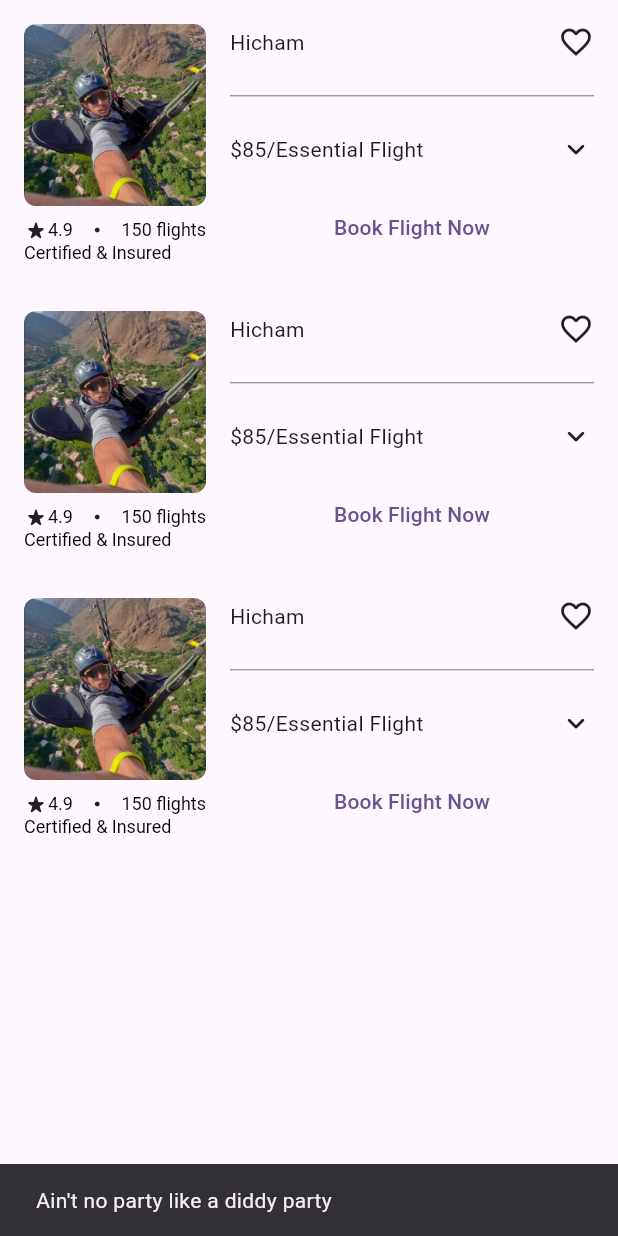
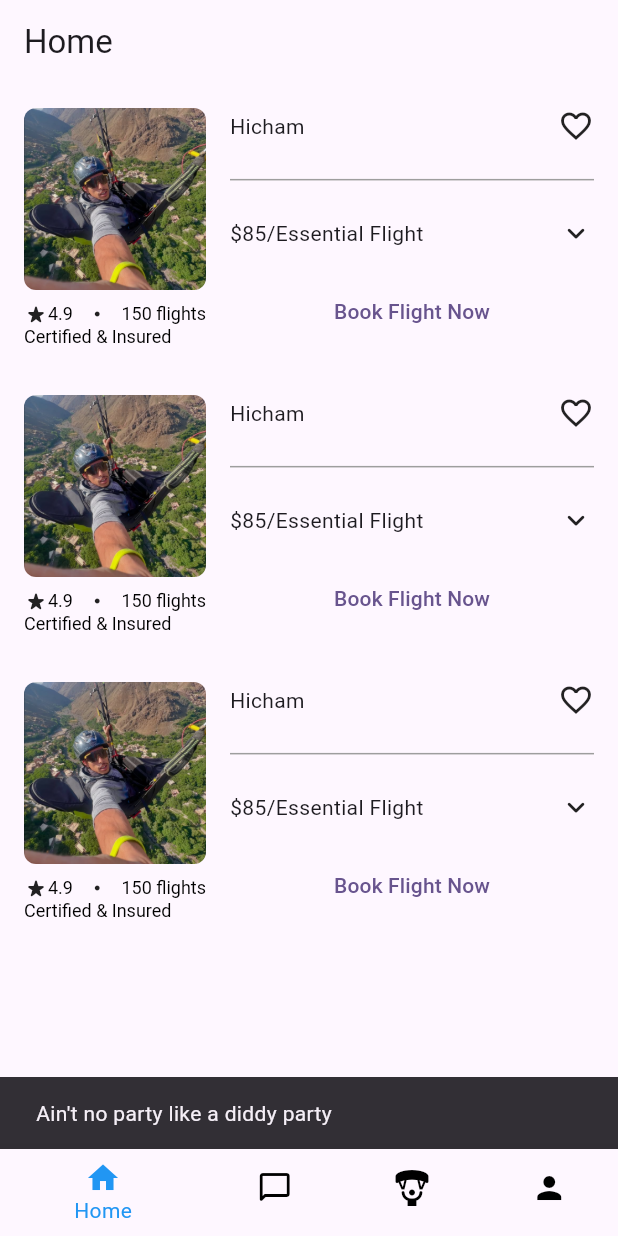
Before and after one commit to friendly-yahya/Atlas-paragliding, a Flutter app: the screen it shows after launch, after a tap on "Book Flight Now", on a phone screen of 412 x 824 dp. Run offline on Flutter 3.47's test engine with Material 3 defaults, Android fonts, the light colour scheme and no system bars; our stand-ins replace firebase_core; accounts and stored records are empty.

Commit message:
Finish Skeletton

```diff
--- a/lib/main.dart
+++ b/lib/main.dart
@@ -1,3 +1,4 @@
+import 'package:atlas_paragliding/main_screen.dart';
 import 'package:flutter/material.dart';
 import 'widgets/pilot_service_card.dart';
 import 'package:firebase_core/firebase_core.dart';
@@ -17,11 +18,11 @@ class MyApp extends StatelessWidget {
   @override
   Widget build(BuildContext context) {
     return MaterialApp(
-      title: 'My Clean App',
+      title: 'Atlas Paragliding',
       theme: ThemeData(
         colorScheme: ColorScheme.fromSeed(seedColor: Colors.deepPurple),
       ),
-      home: const MyHomePage(),
+      home: const MainScreen(),
     );
   }
 }
--- /dev/null
+++ b/lib/main_screen.dart
@@ -0,0 +1,91 @@
+// ignore_for_file: unused_import
+
+import 'package:flutter/material.dart';
+import 'screens/flight_screen.dart';
+import 'screens/home_screen.dart';
+import 'screens/messaging_screen.dart';
+import 'screens/profile_screen.dart';
+
+class MainScreen extends StatefulWidget {
+  const MainScreen({super.key});
+
+  @override
+  State<MainScreen> createState() => _MainScreenState();
+}
+class _MainScreenState extends State<MainScreen> {
+
+  // ignore: prefer_final_fields
+  int _selectedIndex = 0;
+
+  // ignore: unused_field
+  final List<GlobalKey<NavigatorState>> _navigatorKeys = [
+    GlobalKey<NavigatorState>(),
+    GlobalKey<NavigatorState>(),
+    GlobalKey<NavigatorState>(),
+    GlobalKey<NavigatorState>(),
+  ];
+
+  @override
+  Widget build(BuildContext context) {
+    return Scaffold(
+      body: IndexedStack(
+        index: _selectedIndex,
+        children: [
+          _buildNavigator(0, const HomeScreen()),
+          _buildNavigator(1, const MessagingScreen()),
+          _buildNavigator(2, const FlightScreen()),
+          _buildNavigator(3, const ProfileScreen()),
+        ],
+      ),
+      bottomNavigationBar: BottomNavigationBar(
+        unselectedItemColor: Colors.black,
+        selectedItemColor: Colors.blue,
+        currentIndex: _selectedIndex,
+        onTap: _onTabTapped,
+        items: const [
+          BottomNavigationBarItem(
+            icon: Icon(Icons.home),
+            label: 'Home',
+          ),
+          BottomNavigationBarItem(
+            icon: Icon(Icons.messenger_outline_rounded),
+            label: 'Messages',
+          ),
+          BottomNavigationBarItem(
+            icon: Icon(Icons.paragliding_rounded),
+            label: 'flights',
+          ),
+          BottomNavigationBarItem(
+            icon: Icon(Icons.person_sharp),
+            label: 'Profile',
+          ),
+
+        ],
+      ),
+    );
+  }
+  // This method handles tab taps
+  void _onTabTapped(int index) {
+    // If user taps the same tab they're on, pop to the first screen of that tab
+    if (index == _selectedIndex) {
+      _navigatorKeys[index].currentState?.popUntil((route) => route.isFirst);
+    } else {
+      // Otherwise, switch to the tapped tab
+      setState(() {
+        _selectedIndex = index;
+      });
+    }
+  }
+  // This creates a separate Navigator for each tab
+  Widget _buildNavigator(int index, Widget child){
+    return Navigator(
+      key: _navigatorKeys[index],
+      onGenerateRoute: (routeSettings) {
+        return MaterialPageRoute(
+          builder: (context) => child,
+        );
+      },
+    );
+  }
+
+}
--- /dev/null
+++ b/lib/screens/flight_screen.dart
@@ -0,0 +1,13 @@
+import 'package:flutter/material.dart';
+
+class FlightScreen extends StatelessWidget {
+  const FlightScreen({super.key});
+  @override
+  Widget build(BuildContext context) {
+
+    return Scaffold(
+      appBar: AppBar(),
+      body: const Center(child: Placeholder()),
+    );
+  }
+}
--- /dev/null
+++ b/lib/screens/home_screen.dart
@@ -0,0 +1,25 @@
+import 'package:flutter/material.dart';
+import 'package:atlas_paragliding/widgets/pilot_service_card.dart';
+
+
+
+class HomeScreen extends StatelessWidget {
+  const HomeScreen({super.key});
+  @override
+  Widget build(BuildContext context) {
+    return Scaffold(
+      appBar: AppBar(
+        title: const Text('Home'),
+      ),
+      body: Center(
+        child: ListView.builder(
+          itemCount: 3,
+          itemBuilder: (context, index) {
+            return PilotServiceCard();
+          },
+        ),
+      )
+    );
+
+  }
+}
--- /dev/null
+++ b/lib/screens/messaging_screen.dart
@@ -0,0 +1,13 @@
+import 'package:flutter/material.dart';
+
+class MessagingScreen extends StatelessWidget {
+  const MessagingScreen({super.key});
+  @override
+  Widget build(BuildContext context) {
+
+    return Scaffold(
+      appBar: AppBar(),
+      body: const Center(child: Placeholder()),
+    );
+  }
+}
--- /dev/null
+++ b/lib/screens/profile_screen.dart
@@ -0,0 +1,13 @@
+import 'package:flutter/material.dart';
+
+class ProfileScreen extends StatelessWidget {
+  const ProfileScreen({super.key});
+  @override
+  Widget build(BuildContext context) {
+
+    return Scaffold(
+      appBar: AppBar(),
+      body: const Center(child: Placeholder()),
+    );
+  }
+}
```
Also changed, not shown: lib/screens/detail_screen.dart (added).
